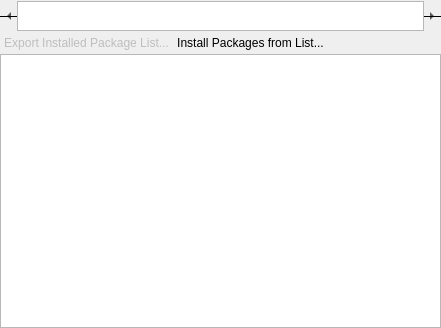
Qt form AddRm/BrowseView.ui (KDE/apper) before a commit.
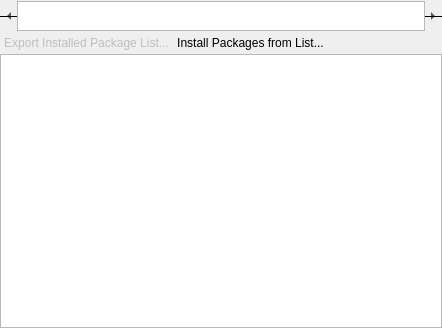
The same form after that commit. Custom widgets are drawn as their Qt base class.

```diff
--- a/AddRm/BrowseView.ui
+++ b/AddRm/BrowseView.ui
@@ -6,7 +6,7 @@
    <rect>
     <x>0</x>
     <y>0</y>
-    <width>441</width>
+    <width>442</width>
     <height>328</height>
    </rect>
   </property>
```
